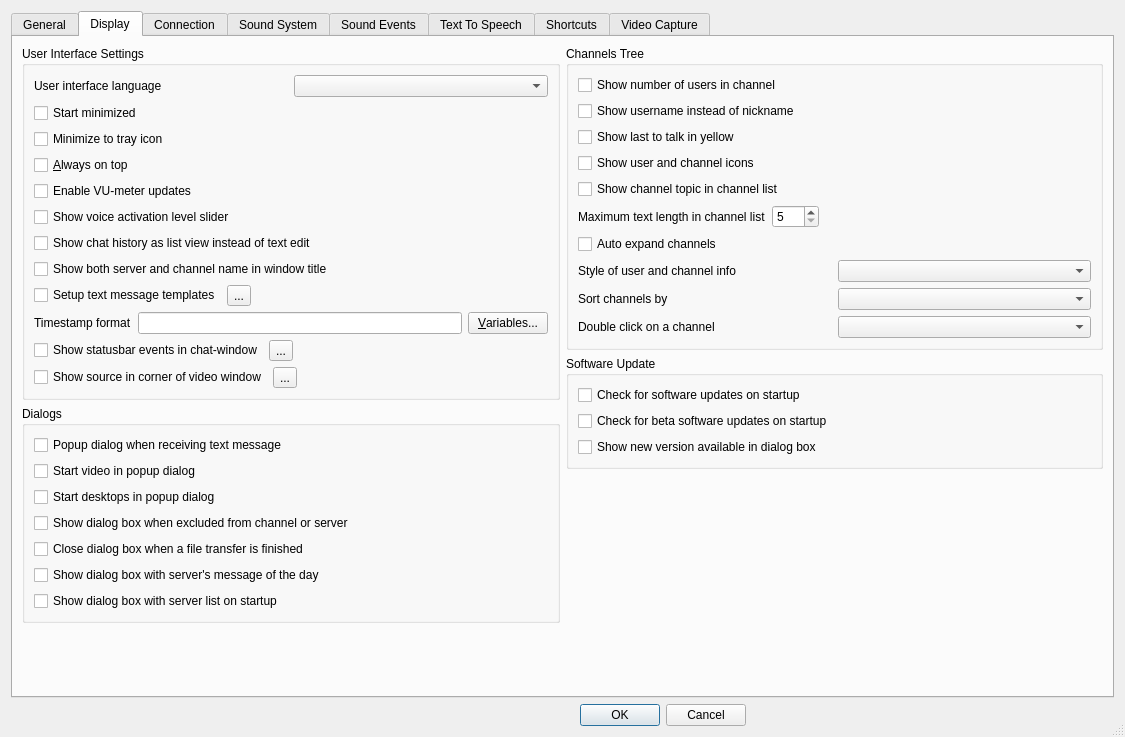
Above: Client/qtTeamTalk/preferences.ui from BearWare/TeamTalk5 before the change. Below: the same form after it.
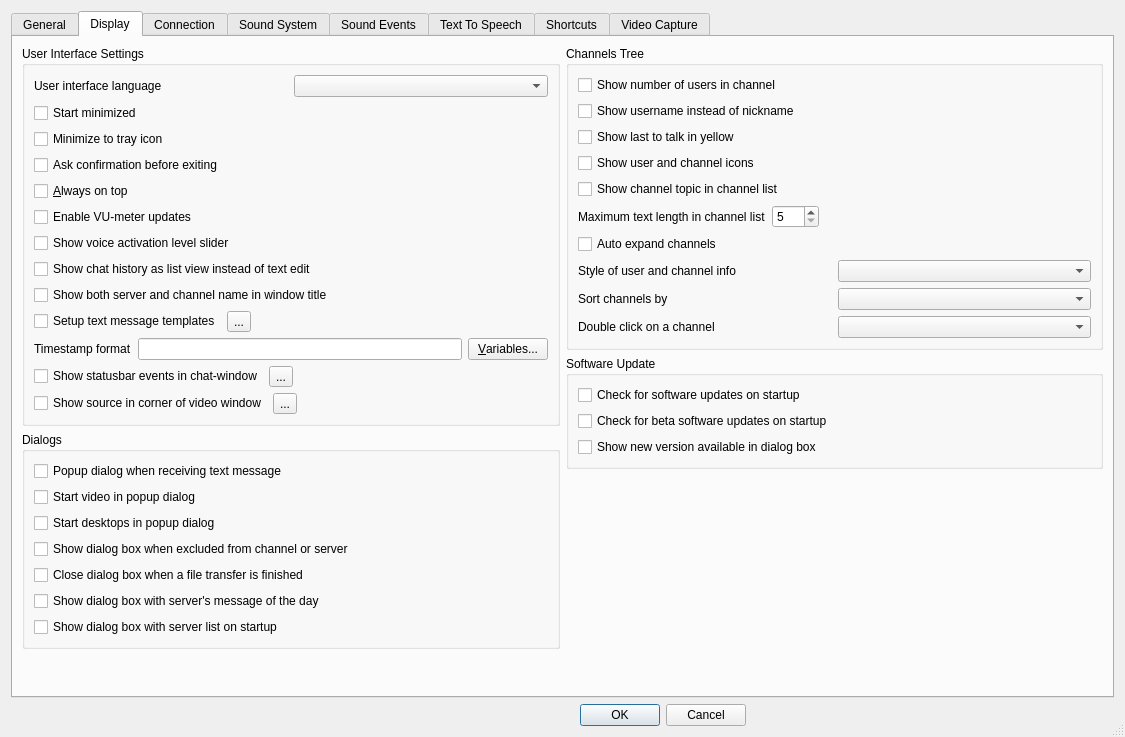
That is the form after the change. The open tabs and pages were chosen to show the change. Icons and pictures are not drawn. Custom widgets are drawn as their Qt base class.

Commit message:
Option to ask confirmation on exit (#2719)
* Option to ask confirmation on exit

* Ignore close event if ok = false

The edit to the form file:
```diff
--- a/Client/qtTeamTalk/preferences.ui
+++ b/Client/qtTeamTalk/preferences.ui
@@ -436,6 +436,13 @@
               </property>
              </widget>
             </item>
+            <item>
+             <widget class="QCheckBox" name="confirmExitChkBox">
+              <property name="text">
+               <string>Ask confirmation before exiting</string>
+              </property>
+             </widget>
+            </item>
             <item>
              <widget class="QCheckBox" name="alwaysontopChkBox">
               <property name="text">
```
The commit also changes 4 other files.
